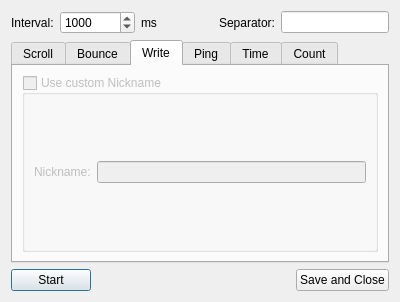
Bluscream/pyTSon_plugins, file scripts/rotateNick/dialog.ui: the form before one commit.
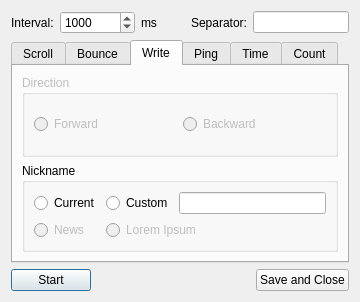
The form after the commit. The open tabs and pages were chosen to show the change. Icons and pictures are not drawn.

What changed in the file:
```diff
--- a/scripts/rotateNick/dialog.ui
+++ b/scripts/rotateNick/dialog.ui
@@ -7,7 +7,7 @@
    <rect>
     <x>0</x>
     <y>0</y>
-    <width>400</width>
+    <width>360</width>
     <height>286</height>
    </rect>
   </property>
@@ -213,39 +213,87 @@
       <attribute name="title">
        <string>Write</string>
       </attribute>
-      <layout class="QVBoxLayout" name="verticalLayout_10">
+      <layout class="QVBoxLayout" name="verticalLayout_3">
        <item>
-        <widget class="QGroupBox" name="customNick_3">
+        <widget class="QGroupBox" name="groupBox_4">
          <property name="enabled">
           <bool>false</bool>
          </property>
          <property name="title">
-          <string>Use custom Nickname</string>
+          <string>Direction</string>
          </property>
-         <property name="checkable">
-          <bool>true</bool>
-         </property>
-         <property name="checked">
-          <bool>false</bool>
-         </property>
-         <layout class="QVBoxLayout" name="verticalLayout_3">
+         <layout class="QVBoxLayout" name="verticalLayout_10">
           <item>
-           <layout class="QHBoxLayout" name="horizontalLayout_5">
+           <layout class="QHBoxLayout" name="horizontalLayout_19">
             <item>
-             <widget class="QLabel" name="label_6">
+             <widget class="QRadioButton" name="radioButton_9">
               <property name="text">
-               <string>Nickname:</string>
+               <string>Forward</string>
               </property>
              </widget>
             </item>
             <item>
-             <widget class="QLineEdit" name="nick_3"/>
+             <widget class="QRadioButton" name="radioButton_10">
+              <property name="text">
+               <string>Backward</string>
+              </property>
+             </widget>
             </item>
            </layout>
           </item>
          </layout>
         </widget>
        </item>
+       <item>
+        <widget class="QGroupBox" name="groupBox_5">
+         <property name="title">
+          <string>Nickname</string>
+         </property>
+         <layout class="QGridLayout" name="gridLayout_2">
+          <item row="0" column="0">
+           <widget class="QRadioButton" name="radioButton_11">
+            <property name="text">
+             <string>Current</string>
+            </property>
+           </widget>
+          </item>
+          <item row="0" column="1">
+           <layout class="QHBoxLayout" name="horizontalLayout_20">
+            <item>
+             <widget class="QRadioButton" name="radioButton_12">
+              <property name="text">
+               <string>Custom</string>
+              </property>
+             </widget>
+            </item>
+            <item>
+             <widget class="QLineEdit" name="nick_5"/>
+            </item>
+           </layout>
+          </item>
+          <item row="1" column="0">
+           <widget class="QRadioButton" name="radioButton_13">
+            <property name="enabled">
+             <bool>false</bool>
+            </property>
+            <property name="text">
+             <string>News</string>
+            </property>
+           </widget>
+          </item>
+          <item row="1" column="1">
+           <widget class="QRadioButton" name="radioButton_14">
+            <property name="enabled">
+             <bool>false</bool>
+            </property>
+            <property name="text">
+             <string>Lorem Ipsum</string>
+            </property>
+           </widget>
+          </item>
+         </layout>
+        </widget>
+       </item>
       </layout>
      </widget>
      <widget class="QWidget" name="tab_ping">
```
Left out of the diff: 93 changed lines with no effect on the pictures.
